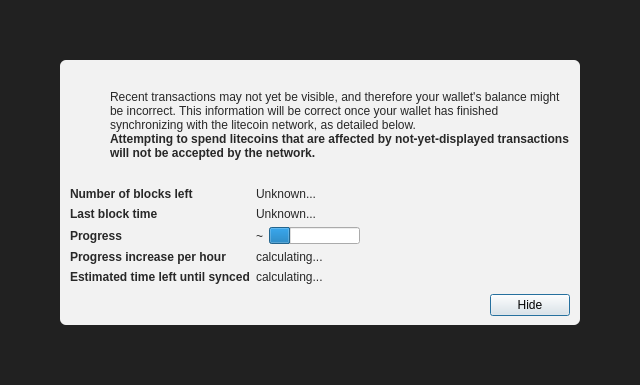
The window that src/qt/forms/modaloverlay.ui (maximcoin-project/maximcoin) describes before a commit, drawn with Qt 5.
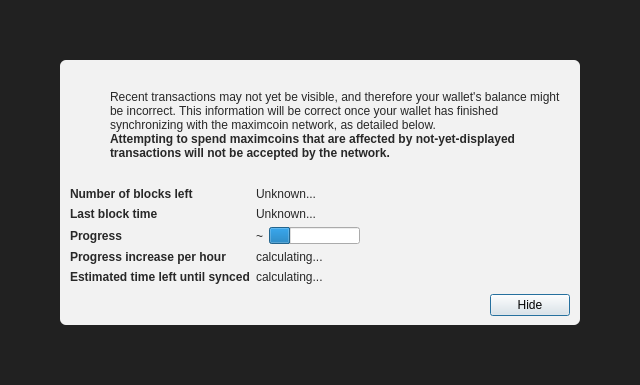
The same window after the commit. Icons and pictures are not drawn. Custom widgets are drawn as their Qt base class.

Diff of the .ui file:
```diff
--- a/src/qt/forms/modaloverlay.ui
+++ b/src/qt/forms/modaloverlay.ui
@@ -130,7 +130,7 @@
              <item>
               <widget class="QLabel" name="infoText">
                <property name="text">
-                <string>Recent transactions may not yet be visible, and therefore your wallet's balance might be incorrect. This information will be correct once your wallet has finished synchronizing with the litecoin network, as detailed below.</string>
+                <string>Recent transactions may not yet be visible, and therefore your wallet's balance might be incorrect. This information will be correct once your wallet has finished synchronizing with the maximcoin network, as detailed below.</string>
                </property>
                <property name="textFormat">
                 <enum>Qt::RichText</enum>
@@ -149,7 +149,7 @@
                 </font>
                </property>
                <property name="text">
-                <string>Attempting to spend litecoins that are affected by not-yet-displayed transactions will not be accepted by the network.</string>
+                <string>Attempting to spend maximcoins that are affected by not-yet-displayed transactions will not be accepted by the network.</string>
                </property>
                <property name="textFormat">
                 <enum>Qt::RichText</enum>
```
